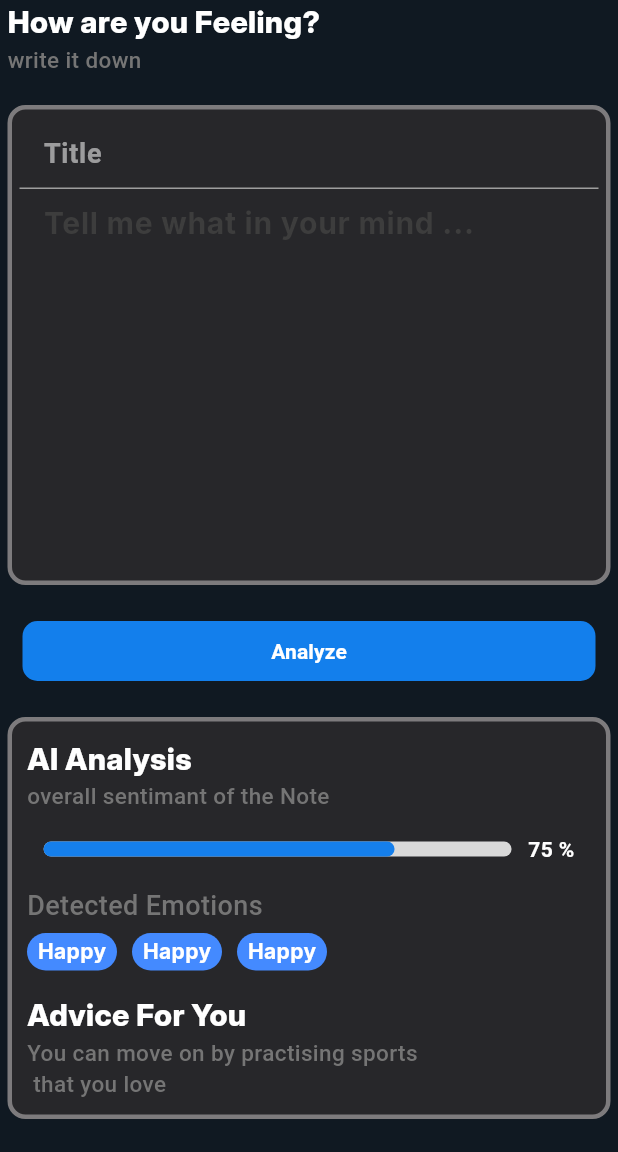
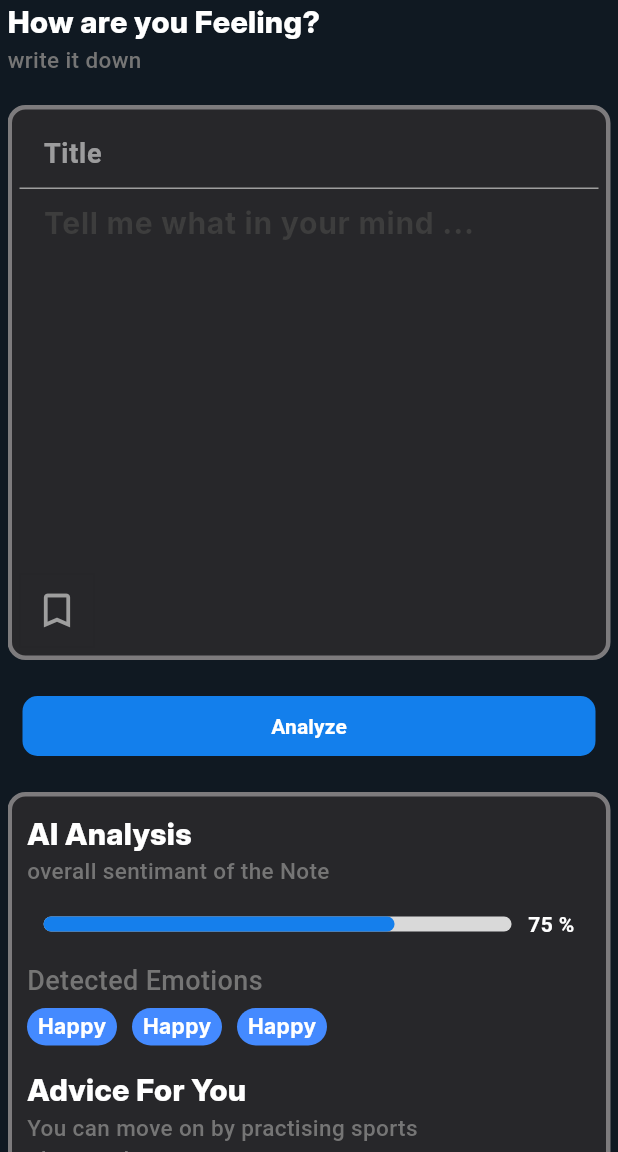
Before and after one commit to Youssef3082004/Tawasul, a Flutter app: the Thoughts screen opened by its route, on a phone screen of 412 x 824 dp, the part 84-1236 px from its top. Run offline on Flutter 3.47's test engine with Material 3 defaults, Android fonts, the phone set to English and light mode, and no system bars; our stand-ins replace image_picker, smooth_page_indicator.

Commit message:
Camera Interface | Add 'Save Button' In Thoughts Interface

```diff
--- a/lib/constants.dart
+++ b/lib/constants.dart
@@ -19,6 +19,9 @@ class Constants {
   Color get Container_borderColor => Color(0xff7d7b7d);
   Color get Container_fillColor => Color(0xff27272a);
 
+  BoxDecoration get Container_decor =>  BoxDecoration(border: Border.all(color: Color(0xff7d7b7d),width: 3),color: Color(0xff27272a),borderRadius: BorderRadius.circular(12));
+
+
 
 
   ButtonStyle get Button_style =>  ButtonStyle(backgroundColor: WidgetStatePropertyAll(Color(0xff137FEC)),shape: WidgetStatePropertyAll(
@@ -31,3 +34,19 @@ class Constants {
 
 
 }
+
+
+
+class Identity extends StatelessWidget{
+
+  const Identity({super.key});
+
+  @override
+  Widget build(BuildContext context) {
+    Image Logo_image = Image.asset("assets/images/logo.png",fit: BoxFit.cover,);
+    SizedBox image_container = SizedBox(child: Logo_image,width: 200,);
+    Text Appliation_name = Text("Tawasul",style: TextStyle(fontSize: 30,color: Colors.white,fontFamily: "Pac"));
+    return Column(children: [image_container,Appliation_name],spacing: 0,);
+  }
+
+}
--- a/lib/main.dart
+++ b/lib/main.dart
@@ -1,5 +1,6 @@
 import 'package:flutter/material.dart';
 import 'package:tawasul/screens/Thoughts.dart';
+import 'package:tawasul/screens/camera.dart';
 import 'package:tawasul/screens/onboard/welcome.dart';
 import 'package:tawasul/screens/onboard/onboarding.dart';
 import 'package:tawasul/provider/theme.dart';
@@ -18,7 +19,8 @@ class MyApp extends StatelessWidget {
     Map<String, Widget Function(BuildContext)> routes = {
       "/":(context) => Welcome(),
       "/onboarding": (context) => Onboarding(),
-      "/thoughts":(context) => Thoughts()
+      "/thoughts":(context) => Thoughts(),
+      "/camera": (context) => Camera()
     };
 
 
--- a/lib/screens/Thoughts.dart
+++ b/lib/screens/Thoughts.dart
@@ -1,7 +1,7 @@
 import "package:flutter/material.dart";
 import 'package:tawasul/constants.dart';
 import 'package:tawasul/widget/enddrawer.dart';
-import 'package:tawasul/widget/Home_widget.dart';
+import 'package:tawasul/widget/thoughts_widget.dart';
 // import 'package:tawasul/widget/constant_widget.dart';
 
 class Thoughts extends StatefulWidget{
@@ -34,16 +34,7 @@ class _Home extends State<Thoughts>{
     Row ggg = Row(children: [Texts],mainAxisAlignment: MainAxisAlignment.start,);
 
     //! ==================================================================== Note Widget =============================================
-    TextFormField title_text = TextFormField(controller: titleController,cursorColor: const Color(0xff7d7b7d),style: const TextStyle(color: Colors.white,fontSize: 18,fontWeight: FontWeight.bold),
-    decoration: InputDecoration(hintText: "Title",hintStyle: TextStyle(color: Colors.white54),enabledBorder:UnderlineInputBorder(borderSide: BorderSide(color: Colors.grey)),focusedBorder:UnderlineInputBorder(borderSide: BorderSide(color: Colors.grey)) ),);
-
-    TextFormField content_text =  TextFormField(controller: contentController,cursorColor: Color(0xff7d7b7d),keyboardType: TextInputType.multiline,maxLines: 10,style: TextStyle(color: Colors.white),
-    decoration: InputDecoration(enabledBorder: InputBorder.none,focusedBorder:InputBorder.none ,hintText: "Tell me what in your mind ..."));
-
-    Column Note_Container_Controls = Column(children: [title_text,content_text],spacing: 0);
-
-    BoxDecoration widget_decor = BoxDecoration(border: Border.all(color: cons.Container_borderColor,width: 3),color: cons.Container_fillColor,borderRadius: BorderRadius.circular(12));
-    Container Note_container = Container(child: Note_Container_Controls,decoration: widget_decor,padding: const EdgeInsets.all(5),);
+    ThoughtsTextfeild Note_container = ThoughtsTextfeild();
 
     //! ==================================================================== Analyze Button =============================================
     FilledButton analyze_button = FilledButton(onPressed: ()=> Navigator.pushNamedAndRemoveUntil(context, "/onboarding", (route) => false), child: Text("Analyze",style: TextStyle(fontWeight: FontWeight.w700),),style: cons.Button_style);
--- a/lib/widget/Home_widget.dart
+++ b/lib/widget/thoughts_widget.dart
@@ -1,5 +1,62 @@
-import "package:flutter/material.dart";
+import 'package:flutter/material.dart';
 import 'package:tawasul/constants.dart';
+
+
+
+
+class ThoughtsTextfeild extends StatefulWidget{
+
+  const ThoughtsTextfeild({super.key});
+
+  @override
+  State<ThoughtsTextfeild> createState() => _ThoughtsTextfeild();
+
+}
+
+
+class _ThoughtsTextfeild extends State<ThoughtsTextfeild>{
+
+  final TextEditingController titleController = TextEditingController();
+  final TextEditingController contentController = TextEditingController();
+  List<bool> Toggle = [false];
+
+
+  @override
+  Widget build(BuildContext context) {
+
+
+
+    Constants cons = Constants(context: context);
+
+    //! ============================================================================ TextFeild Region ===========================================================
+    TextFormField title_text = TextFormField(controller: titleController,cursorColor: const Color(0xff7d7b7d),style: const TextStyle(color: Colors.white,fontSize: 18,fontWeight: FontWeight.bold),
+    decoration: InputDecoration(hintText: "Title",hintStyle: TextStyle(color: Colors.white54),enabledBorder:UnderlineInputBorder(borderSide: BorderSide(color: Colors.grey)),focusedBorder:UnderlineInputBorder(borderSide: BorderSide(color: Colors.grey)) ),);
+
+    TextFormField content_text =  TextFormField(controller: contentController,cursorColor: Color(0xff7d7b7d),keyboardType: TextInputType.multiline,maxLines: 10,style: TextStyle(color: Colors.white),
+    decoration: InputDecoration(enabledBorder: InputBorder.none,focusedBorder:InputBorder.none ,hintText: "Tell me what in your mind ..."));
+
+    //! ============================================================================ Toggle Button ===========================================================
+    Icon save_icon = Icon(Toggle[0]? Icons.bookmark  : Icons.bookmark_outline,size: 30);
+    ToggleButtons Buttons = ToggleButtons(children: [save_icon], isSelected: Toggle,onPressed: (int index) => changeToggle(index),color: Colors.grey,selectedColor: Colors.white,fillColor: Colors.transparent,splashColor: Colors.transparent);
+
+
+    //! ============================================================================ Controls ===========================================================
+    Column Note_Container_Controls = Column(children: [title_text,content_text,Row(children: [Buttons])],spacing: 0);
+
+    BoxDecoration widget_decor = BoxDecoration(border: Border.all(color: cons.Container_borderColor,width: 3),color: cons.Container_fillColor,borderRadius: BorderRadius.circular(12));
+    return Container(child: Note_Container_Controls,decoration: widget_decor,padding: const EdgeInsets.all(5),);
+
+  }
+
+
+  void changeToggle(int index) => setState(() => Toggle[index] = !Toggle[index]);
+
+
+
+}
+
+
+
 
 
 class HomeWidget extends StatefulWidget{
```
Also changed, not shown: lib/screens/camera.dart (added, +57 -0 lines), lib/screens/test.dart (added, +82 -0 lines), lib/widget/camera_widget.dart (added, +96 -0 lines), lib/widget/constant_widget.dart (deleted, +0 -18 lines), lib/widget/enddrawer.dart (+4 -3 lines), pubspec.yaml (+6 -4 lines), assets/images/icon2.png (added), pubspec.lock, 1 other file.
